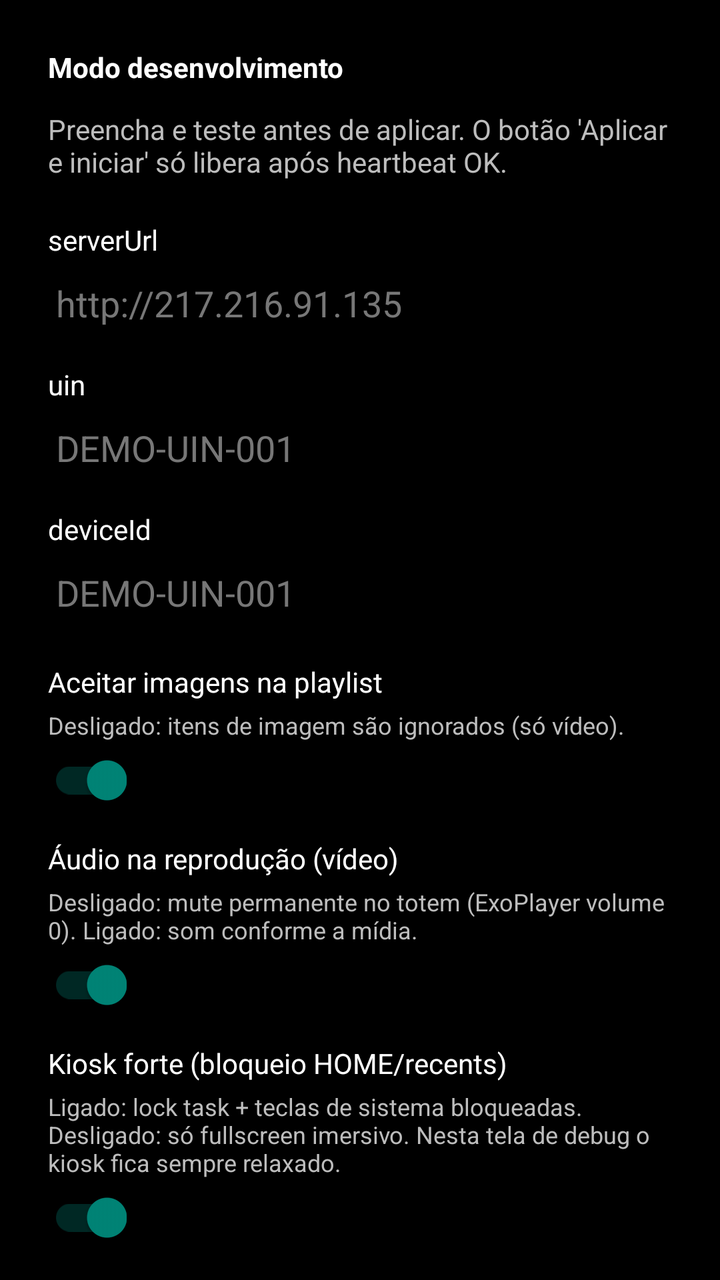
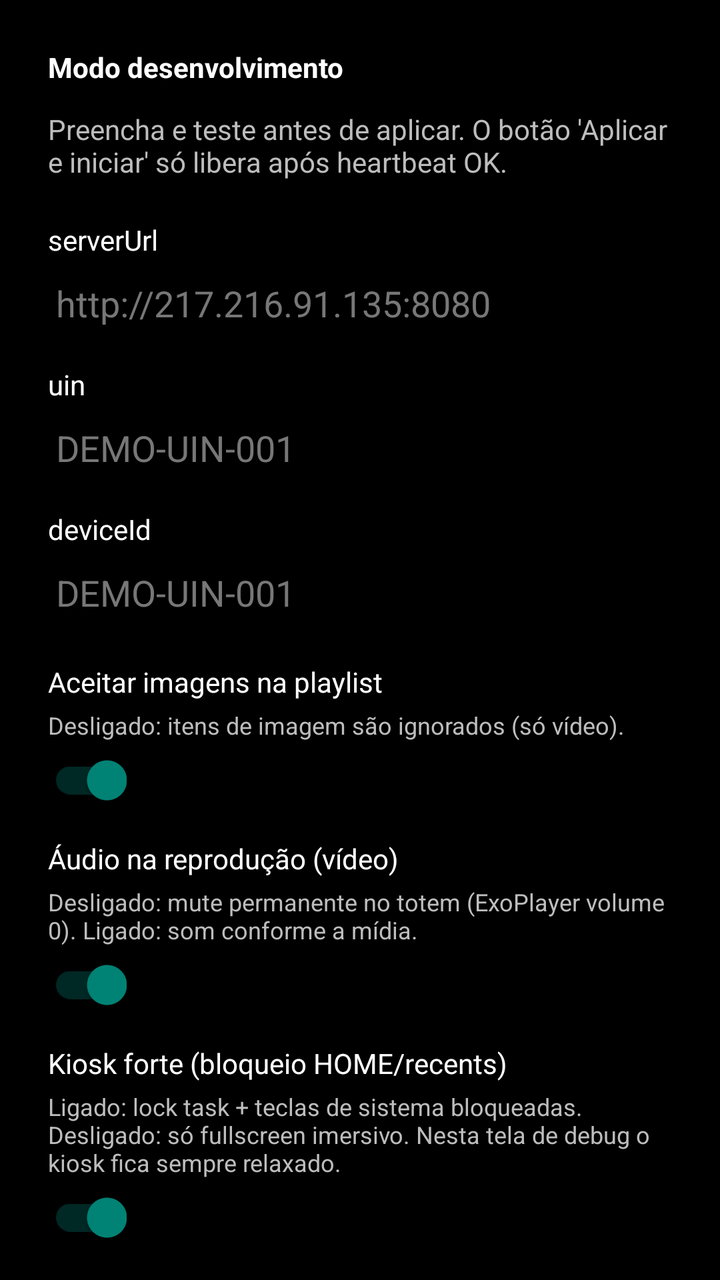

An Android layout rendered at two revisions. The XML below is the earlier revision; the diff shows what the commit changed to produce the second picture.
<!-- AndroidManifest.xml: activity theme Theme.PlayerAD -->
<!-- res/layout/activity_debug_config.xml -->
<?xml version="1.0" encoding="utf-8"?>
<ScrollView xmlns:android="http://schemas.android.com/apk/res/android"
    android:layout_width="match_parent"
    android:layout_height="match_parent"
    android:background="#000000">

    <LinearLayout
        android:layout_width="match_parent"
        android:layout_height="wrap_content"
        android:padding="24dp"
        android:orientation="vertical">

        <TextView
            android:id="@+id/textReason"
            android:layout_width="match_parent"
            android:layout_height="wrap_content"
            android:textColor="#FFFFFF"
            android:textStyle="bold"
            android:text="Modo desenvolvimento"/>

        <TextView
            android:layout_width="match_parent"
            android:layout_height="wrap_content"
            android:layout_marginTop="12dp"
            android:textColor="#BDBDBD"
            android:text="Preencha e teste antes de aplicar. O botão 'Aplicar e iniciar' só libera após heartbeat OK."/>

        <TextView
            android:layout_width="match_parent"
            android:layout_height="wrap_content"
            android:layout_marginTop="20dp"
            android:textColor="#FFFFFF"
            android:text="serverUrl"/>

        <EditText
            android:id="@+id/editServerUrl"
            android:layout_width="match_parent"
            android:layout_height="wrap_content"
            android:inputType="textUri"
            android:textColor="#FFFFFF"
            android:textColorHint="#777777"
            android:hint="http://217.216.91.135"/>

        <TextView
            android:layout_width="match_parent"
            android:layout_height="wrap_content"
            android:layout_marginTop="12dp"
            android:textColor="#FFFFFF"
            android:text="uin"/>

        <EditText
            android:id="@+id/editUin"
            android:layout_width="match_parent"
            android:layout_height="wrap_content"
            android:inputType="text"
            android:textColor="#FFFFFF"
            android:textColorHint="#777777"
            android:hint="DEMO-UIN-001"/>

        <TextView
            android:layout_width="match_parent"
            android:layout_height="wrap_content"
            android:layout_marginTop="12dp"
            android:textColor="#FFFFFF"
            android:text="deviceId"/>

        <EditText
            android:id="@+id/editDeviceId"
            android:layout_width="match_parent"
            android:layout_height="wrap_content"
            android:inputType="text"
            android:textColor="#FFFFFF"
            android:textColorHint="#777777"
            android:hint="DEMO-UIN-001"/>

        <TextView
            android:layout_width="match_parent"
            android:layout_height="wrap_content"
            android:layout_marginTop="16dp"
            android:textColor="#FFFFFF"
            android:text="Aceitar imagens na playlist"/>

        <TextView
            android:layout_width="match_parent"
            android:layout_height="wrap_content"
            android:layout_marginTop="4dp"
            android:textColor="#BDBDBD"
            android:textSize="12sp"
            android:text="Desligado: itens de imagem são ignorados (só vídeo)."/>

        <androidx.appcompat.widget.SwitchCompat
            android:id="@+id/switchAcceptImages"
            android:layout_width="wrap_content"
            android:layout_height="wrap_content"
            android:layout_marginTop="6dp"
            android:checked="true"/>

        <TextView
            android:layout_width="match_parent"
            android:layout_height="wrap_content"
            android:layout_marginTop="16dp"
            android:textColor="#FFFFFF"
            android:text="Áudio na reprodução (vídeo)"/>

        <TextView
            android:layout_width="match_parent"
            android:layout_height="wrap_content"
            android:layout_marginTop="4dp"
            android:textColor="#BDBDBD"
            android:textSize="12sp"
            android:text="Desligado: mute permanente no totem (ExoPlayer volume 0). Ligado: som conforme a mídia."/>

        <androidx.appcompat.widget.SwitchCompat
            android:id="@+id/switchAllowPlaybackAudio"
            android:layout_width="wrap_content"
            android:layout_height="wrap_content"
            android:layout_marginTop="6dp"
            android:checked="true"/>

        <TextView
            android:layout_width="match_parent"
            android:layout_height="wrap_content"
            android:layout_marginTop="16dp"
            android:textColor="#FFFFFF"
            android:text="Kiosk forte (bloqueio HOME/recents)"/>

        <TextView
            android:layout_width="match_parent"
            android:layout_height="wrap_content"
            android:layout_marginTop="4dp"
            android:textColor="#BDBDBD"
            android:textSize="12sp"
            android:text="Ligado: lock task + teclas de sistema bloqueadas. Desligado: só fullscreen imersivo. Nesta tela de debug o kiosk fica sempre relaxado."/>

        <androidx.appcompat.widget.SwitchCompat
            android:id="@+id/switchStrongKiosk"
            android:layout_width="wrap_content"
            android:layout_height="wrap_content"
            android:layout_marginTop="6dp"
            android:checked="true"/>

        <TextView
            android:layout_width="match_parent"
            android:layout_height="wrap_content"
            android:layout_marginTop="16dp"
            android:textColor="#FFFFFF"
            android:text="Orientação da tela"/>

        <TextView
            android:layout_width="match_parent"
            android:layout_height="wrap_content"
            android:layout_marginTop="4dp"
            android:textColor="#BDBDBD"
            android:textSize="12sp"
            android:text="Portrait 9:16 para totem vertical. O instalador ADB também fixa rotação no SO."/>

        <Spinner
            android:id="@+id/spinnerScreenOrientation"
            android:layout_width="match_parent"
            android:layout_height="wrap_content"
            android:layout_marginTop="8dp"/>

        <TextView
            android:layout_width="match_parent"
            android:layout_height="wrap_content"
            android:layout_marginTop="16dp"
            android:textColor="#FFFFFF"
            android:text="Máx. segundos sem verificar servidor"/>

        <TextView
            android:layout_width="match_parent"
            android:layout_height="wrap_content"
            android:layout_marginTop="4dp"
            android:textColor="#BDBDBD"
            android:textSize="12sp"
            android:text="Checagem híbrida: por ciclo + tempo máximo. Mínimo: 10s (recomendado: 30-60s)."/>

        <EditText
            android:id="@+id/editMaxSecondsWithoutServerCheck"
            android:layout_width="match_parent"
            android:layout_height="wrap_content"
            android:layout_marginTop="6dp"
            android:inputType="number"
            android:textColor="#FFFFFF"
            android:textColorHint="#777777"
            android:hint="60"/>

        <TextView
            android:layout_width="match_parent"
            android:layout_height="wrap_content"
            android:layout_marginTop="16dp"
            android:textColor="#FFFFFF"
            android:text="Armazenamento (mídias / cache)"/>

        <TextView
            android:layout_width="match_parent"
            android:layout_height="wrap_content"
            android:layout_marginTop="4dp"
            android:textColor="#BDBDBD"
            android:textSize="12sp"
            android:text="auto = preferir volume removível (USB/SD) se o Android expuser em getExternalFilesDirs; path_override = pasta absoluta."/>

        <Spinner
            android:id="@+id/spinnerStorage"
            android:layout_width="match_parent"
            android:layout_height="wrap_content"
            android:layout_marginTop="8dp"/>

        <TextView
            android:layout_width="match_parent"
            android:layout_height="wrap_content"
            android:layout_marginTop="8dp"
            android:textColor="#FFFFFF"
            android:textSize="12sp"
            android:text="Caminho (só se path_override)"/>

        <EditText
            android:id="@+id/editStoragePath"
            android:layout_width="match_parent"
            android:layout_height="wrap_content"
            android:inputType="textUri"
            android:textColor="#FFFFFF"
            android:textColorHint="#777777"
            android:hint="/storage/.../Android/data/.../files"/>

        <TextView
            android:layout_width="match_parent"
            android:layout_height="wrap_content"
            android:layout_marginTop="20dp"
            android:textColor="#FFFFFF"
            android:textStyle="bold"
            android:text="Rede local (IPv4)"/>

        <TextView
            android:layout_width="match_parent"
            android:layout_height="wrap_content"
            android:layout_marginTop="6dp"
            android:textColor="#BDBDBD"
            android:textSize="12sp"
            android:text="Interfaces detectadas neste aparelho (eth/en = cabo, wlan = Wi‑Fi)."/>

        <TextView
            android:layout_width="match_parent"
            android:layout_height="wrap_content"
            android:layout_marginTop="10dp"
            android:textColor="#9CCC65"
            android:textSize="12sp"
            android:text="Ethernet"/>

        <TextView
            android:id="@+id/textIpEthernet"
            android:layout_width="match_parent"
            android:layout_height="wrap_content"
            android:textColor="#FFFFFF"
            android:textSize="13sp"
            android:fontFamily="monospace"
            android:text="—"/>

        <TextView
            android:layout_width="match_parent"
            android:layout_height="wrap_content"
            android:layout_marginTop="10dp"
            android:textColor="#64B5F6"
            android:textSize="12sp"
            android:text="Wi‑Fi"/>

        <TextView
            android:id="@+id/textIpWifi"
            android:layout_width="match_parent"
            android:layout_height="wrap_content"
            android:textColor="#FFFFFF"
            android:textSize="13sp"
            android:fontFamily="monospace"
            android:text="—"/>

        <TextView
            android:id="@+id/labelIpOther"
            android:layout_width="match_parent"
            android:layout_height="wrap_content"
            android:layout_marginTop="10dp"
            android:textColor="#BDBDBD"
            android:textSize="12sp"
            android:visibility="gone"
            android:text="Outras interfaces"/>

        <TextView
            android:id="@+id/textIpOther"
            android:layout_width="match_parent"
            android:layout_height="wrap_content"
            android:textColor="#FFFFFF"
            android:textSize="12sp"
            android:fontFamily="monospace"
            android:visibility="gone"
            android:text=""/>

        <TextView
            android:layout_width="match_parent"
            android:layout_height="wrap_content"
            android:layout_marginTop="20dp"
            android:textColor="#FFFFFF"
            android:textStyle="bold"
            android:text="Estado offline"/>

        <TextView
            android:layout_width="match_parent"
            android:layout_height="wrap_content"
            android:layout_marginTop="6dp"
            android:textColor="#BDBDBD"
            android:textSize="11sp"
            android:text="Fonte do plano, último DispatchPlan persistido e total de mídias locais (propagandas/vinhetas)."/>

        <TextView
            android:id="@+id/textOfflineState"
            android:layout_width="match_parent"
            android:layout_height="wrap_content"
            android:layout_marginTop="8dp"
            android:textColor="#E0E0E0"
            android:textSize="12sp"
            android:fontFamily="monospace"
            android:text="(carregar...)"/>

        <LinearLayout
            android:layout_width="match_parent"
            android:layout_height="wrap_content"
            android:orientation="horizontal"
            android:layout_marginTop="18dp">

            <Button
                android:id="@+id/btnRegisterActivation"
                android:layout_width="match_parent"
                android:layout_height="wrap_content"
                android:text="Vincular código ao hardware"/>
        </LinearLayout>

        <LinearLayout
            android:layout_width="match_parent"
            android:layout_height="wrap_content"
            android:orientation="horizontal"
            android:layout_marginTop="12dp">

            <Button
                android:id="@+id/btnTestHeartbeat"
                android:layout_width="0dp"
                android:layout_height="wrap_content"
                android:layout_weight="1"
                android:text="Teste heartbeat"/>

            <Button
                android:id="@+id/btnTestDispatch"
                android:layout_width="0dp"
                android:layout_height="wrap_content"
                android:layout_weight="1"
                android:layout_marginStart="12dp"
                android:text="DispatchPlan"/>
        </LinearLayout>

        <LinearLayout
            android:layout_width="match_parent"
            android:layout_height="wrap_content"
            android:orientation="horizontal"
            android:layout_marginTop="12dp">

            <Button
                android:id="@+id/btnApplyAndStart"
                android:layout_width="0dp"
                android:layout_height="wrap_content"
                android:layout_weight="1"
                android:text="Aplicar e iniciar"/>

            <Button
                android:id="@+id/btnStartWithoutSave"
                android:layout_width="0dp"
                android:layout_height="wrap_content"
                android:layout_weight="1"
                android:layout_marginStart="12dp"
                android:text="Iniciar sem salvar"/>
        </LinearLayout>

        <TextView
            android:id="@+id/textStatus"
            android:layout_width="match_parent"
            android:layout_height="wrap_content"
            android:layout_marginTop="18dp"
            android:textColor="#FFFFFF"
            android:textSize="12sp"
            android:text="Status..."/>

        <TextView
            android:layout_width="match_parent"
            android:layout_height="wrap_content"
            android:layout_marginTop="24dp"
            android:textColor="#FFFFFF"
            android:textStyle="bold"
            android:text="Registo operacional"/>

        <TextView
            android:layout_width="match_parent"
            android:layout_height="wrap_content"
            android:layout_marginTop="6dp"
            android:textColor="#BDBDBD"
            android:textSize="11sp"
            android:text="Ações, erros e recebimento de DispatchPlan (data/hora). Ficheiro privado em filesDir do app."/>

        <LinearLayout
            android:layout_width="match_parent"
            android:layout_height="wrap_content"
            android:orientation="horizontal"
            android:layout_marginTop="10dp">

            <Button
                android:id="@+id/btnRefreshOperationalLog"
                android:layout_width="0dp"
                android:layout_height="wrap_content"
                android:layout_weight="1"
                android:text="Atualizar registo"/>

            <Button
                android:id="@+id/btnClearOperationalLog"
                android:layout_width="0dp"
                android:layout_height="wrap_content"
                android:layout_weight="1"
                android:layout_marginStart="12dp"
                android:text="Limpar registo"/>
        </LinearLayout>

        <ScrollView
            android:layout_width="match_parent"
            android:layout_height="320dp"
            android:layout_marginTop="8dp"
            android:fillViewport="true"
            android:background="#1A1A1A">

            <TextView
                android:id="@+id/textOperationalLog"
                android:layout_width="match_parent"
                android:layout_height="wrap_content"
                android:padding="10dp"
                android:textColor="#E0E0E0"
                android:textSize="10sp"
                android:fontFamily="monospace"
                android:textIsSelectable="true"
                android:text="(carregar…)"/>
        </ScrollView>

    </LinearLayout>
</ScrollView>
<!-- resources referenced by this layout -->
<resources>
  <style name="Theme.PlayerAD" parent="Theme.AppCompat.Light.NoActionBar">
          <item name="android:windowFullscreen">true</item>
          <item name="android:showOnLockScreen">true</item>
      </style>
</resources>

<!-- the commit's change to res/layout/activity_debug_config.xml (unified diff, before → after) -->
@@ -39,7 +39,7 @@
             android:inputType="textUri"
             android:textColor="#FFFFFF"
             android:textColorHint="#777777"
-            android:hint="http://217.216.91.135"/>
+            android:hint="http://217.216.91.135:8080"/>
 
         <TextView
             android:layout_width="match_parent"
